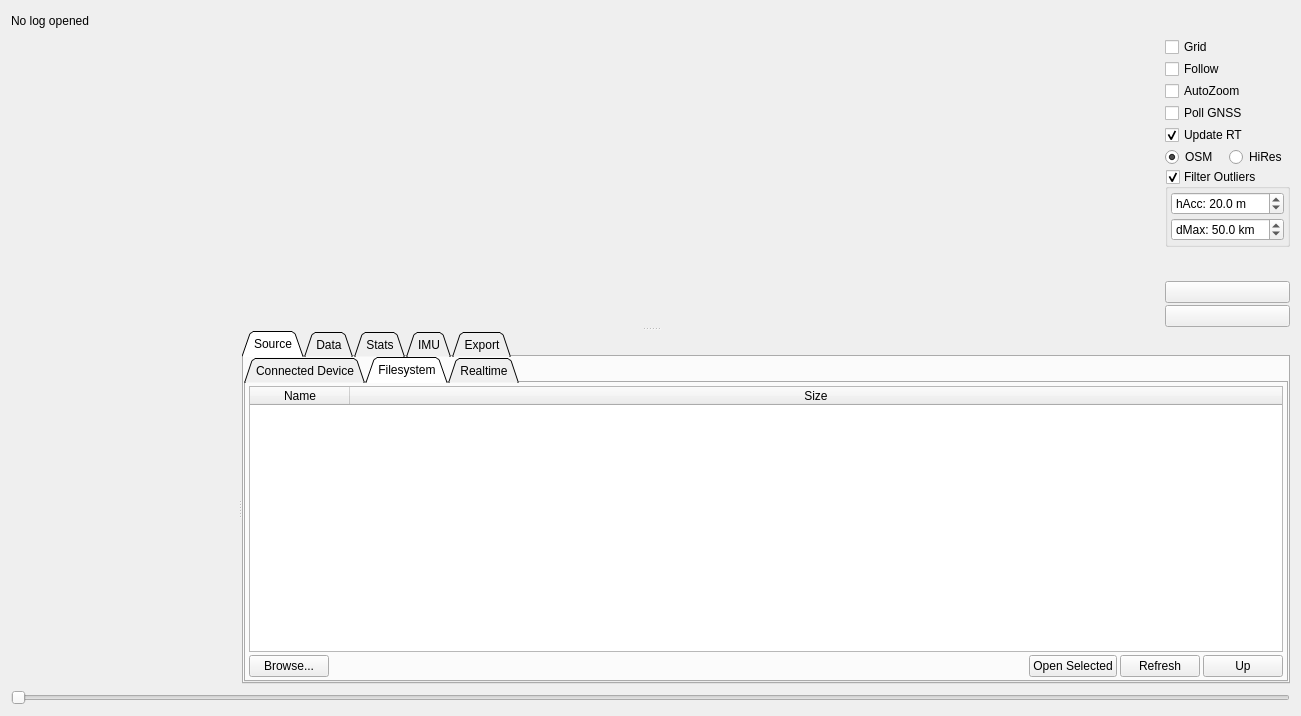
Before: the Qt Designer form pages/pageloganalysis.ui in vedderb/vesc_tool, drawn with Qt 5.
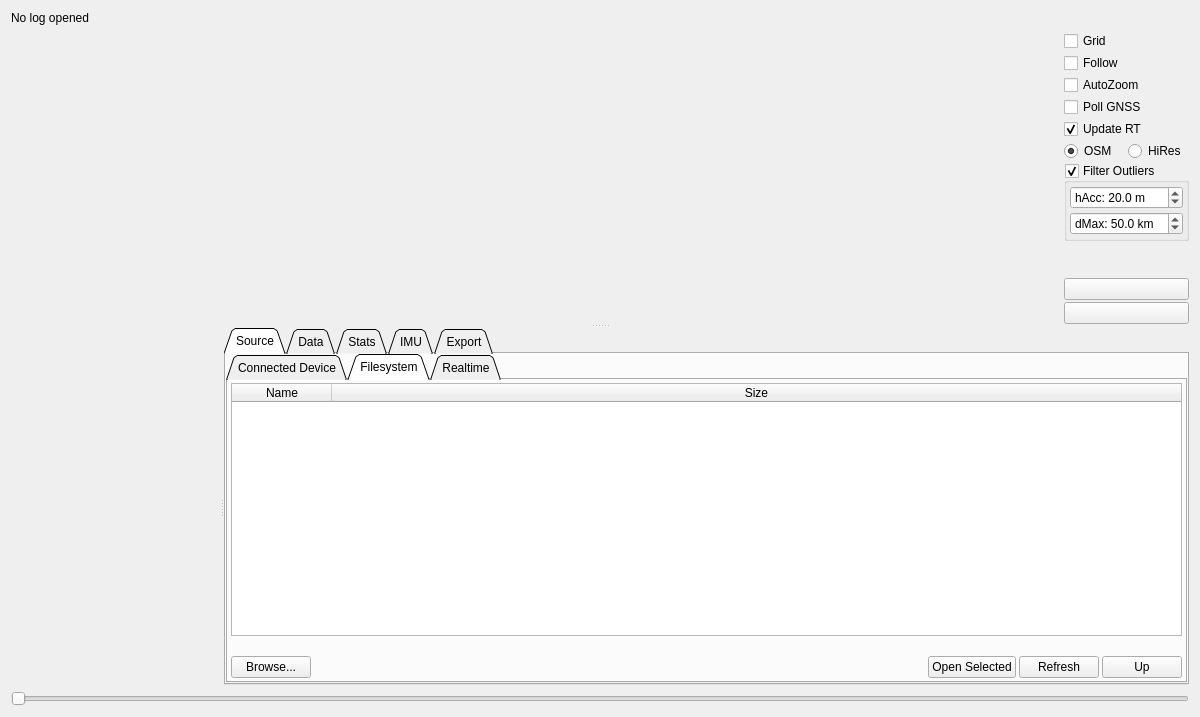
After: the same form once the commit is applied. The open tabs and pages were chosen to show the change. Icons and pictures are not drawn. Custom widgets are drawn as their Qt base class.

Commit message: Loganalysis: Added .. directory and path label

The edit to the form file:
```diff
--- a/pages/pageloganalysis.ui
+++ b/pages/pageloganalysis.ui
@@ -6,8 +6,8 @@
    <rect>
     <x>0</x>
     <y>0</y>
-    <width>1301</width>
-    <height>716</height>
+    <width>1200</width>
+    <height>717</height>
    </rect>
   </property>
   <property name="windowTitle">
@@ -24,21 +24,11 @@
        <property name="text">
         <string>No log opened</string>
        </property>
+       <property name="wordWrap">
+        <bool>true</bool>
+       </property>
       </widget>
      </item>
-     <item>
-      <spacer name="horizontalSpacer">
-       <property name="orientation">
-        <enum>Qt::Horizontal</enum>
-       </property>
-       <property name="sizeHint" stdset="0">
-        <size>
-         <width>40</width>
-         <height>20</height>
-        </size>
-       </property>
-      </spacer>
-     </item>
     </layout>
    </item>
    <item>
@@ -519,7 +509,10 @@
                 <enum>QAbstractItemView::SingleSelection</enum>
                </property>
                <property name="selectionBehavior">
-                <enum>QAbstractItemView::SelectRows</enum>
+                <enum>QAbstractItemView::SelectionBehavior::SelectRows</enum>
+               </property>
+               <property name="sortingEnabled">
+                <bool>false</bool>
                </property>
                <attribute name="horizontalHeaderStretchLastSection">
                 <bool>true</bool>
@@ -536,6 +529,16 @@
                </column>
               </widget>
              </item>
+             <item>
+              <widget class="QLabel" name="pathLabel">
+               <property name="text">
+                <string/>
+               </property>
+               <property name="wordWrap">
+                <bool>true</bool>
+               </property>
+              </widget>
+             </item>
              <item>
               <layout class="QHBoxLayout" name="horizontalLayout_4">
                <item>
```
Left out of the diff: 62 changed lines with no effect on the pictures. The commit also changes 1 other file.
